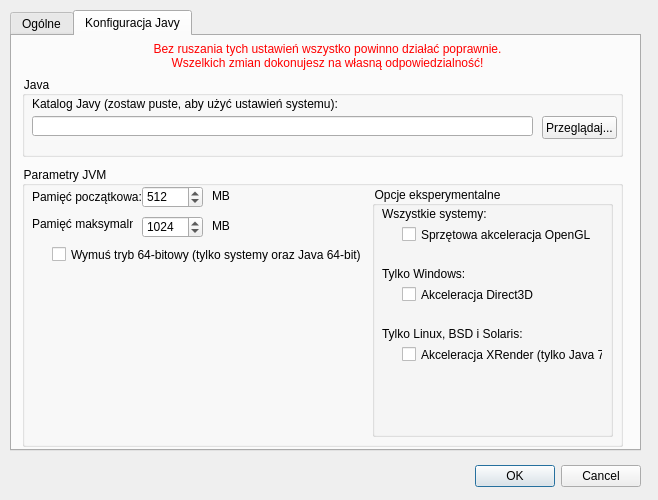
Qt form MineCraftManager/configdialog.ui (adamros/MineCraftManager) before a commit.
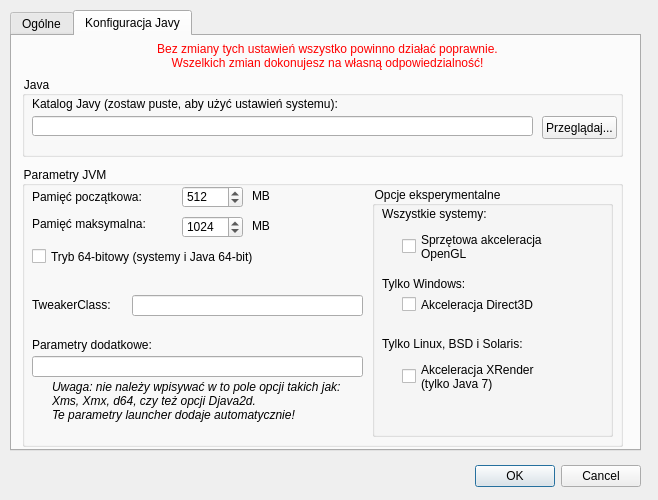
The same form after that commit. The open tabs and pages were chosen to show the change.

```diff
--- a/MineCraftManager/configdialog.ui
+++ b/MineCraftManager/configdialog.ui
@@ -292,7 +292,7 @@
       </rect>
      </property>
      <property name="text">
-      <string>&lt;html&gt;&lt;head/&gt;&lt;body&gt;&lt;p align=&quot;center&quot;&gt;&lt;span style=&quot; font-size:9pt; color:#ff0000;&quot;&gt;Bez ruszania tych ustawień wszystko powinno działać poprawnie.&lt;br/&gt;Wszelkich zmian dokonujesz na własną odpowiedzialność!&lt;/span&gt;&lt;/p&gt;&lt;/body&gt;&lt;/html&gt;</string>
+      <string>&lt;html&gt;&lt;head/&gt;&lt;body&gt;&lt;p align=&quot;center&quot;&gt;&lt;span style=&quot; font-size:9pt; color:#ff0000;&quot;&gt;Bez zmiany tych ustawień wszystko powinno działać poprawnie.&lt;br/&gt;Wszelkich zmian dokonujesz na własną odpowiedzialność!&lt;/span&gt;&lt;/p&gt;&lt;/body&gt;&lt;/html&gt;</string>
      </property>
     </widget>
     <widget class="QGroupBox" name="groupBox_2">
@@ -325,11 +325,12 @@
          <x>30</x>
          <y>40</y>
          <width>201</width>
-         <height>17</height>
+         <height>41</height>
         </rect>
        </property>
        <property name="text">
-        <string>Sprzętowa akceleracja OpenGL</string>
+        <string>Sprzętowa akceleracja
+OpenGL</string>
        </property>
       </widget>
       <widget class="QLabel" name="label_3">
@@ -349,7 +350,7 @@
        <property name="geometry">
         <rect>
          <x>10</x>
-         <y>80</y>
+         <y>90</y>
          <width>201</width>
          <height>16</height>
         </rect>
@@ -362,7 +363,7 @@
        <property name="geometry">
         <rect>
          <x>30</x>
-         <y>100</y>
+         <y>110</y>
          <width>201</width>
          <height>17</height>
         </rect>
@@ -375,7 +376,7 @@
        <property name="geometry">
         <rect>
          <x>10</x>
-         <y>140</y>
+         <y>150</y>
          <width>201</width>
          <height>16</height>
         </rect>
@@ -388,13 +389,14 @@
        <property name="geometry">
         <rect>
          <x>30</x>
-         <y>160</y>
+         <y>170</y>
          <width>201</width>
-         <height>17</height>
+         <height>41</height>
         </rect>
        </property>
        <property name="text">
-        <string>Akceleracja XRender (tylko Java 7)</string>
+        <string>Akceleracja XRender
+(tylko Java 7)</string>
        </property>
       </widget>
      </widget>
@@ -403,7 +405,7 @@
        <rect>
         <x>10</x>
         <y>20</y>
-        <width>111</width>
+        <width>141</width>
         <height>21</height>
        </rect>
       </property>
@@ -414,7 +416,7 @@
      <widget class="QSpinBox" name="minHeap">
       <property name="geometry">
        <rect>
-        <x>120</x>
+        <x>160</x>
         <y>20</y>
         <width>61</width>
         <height>22</height>
@@ -433,7 +435,7 @@
      <widget class="QLabel" name="label_7">
       <property name="geometry">
        <rect>
-        <x>190</x>
+        <x>230</x>
         <y>20</y>
         <width>46</width>
         <height>20</height>
@@ -448,7 +450,7 @@
        <rect>
         <x>10</x>
         <y>50</y>
-        <width>101</width>
+        <width>151</width>
         <height>16</height>
        </rect>
       </property>
@@ -459,7 +461,7 @@
      <widget class="QSpinBox" name="maxHeap">
       <property name="geometry">
        <rect>
-        <x>120</x>
+        <x>160</x>
         <y>50</y>
         <width>61</width>
         <height>22</height>
@@ -478,7 +480,7 @@
      <widget class="QLabel" name="label_9">
       <property name="geometry">
        <rect>
-        <x>190</x>
+        <x>230</x>
         <y>50</y>
         <width>46</width>
         <height>20</height>
@@ -491,14 +493,73 @@
      <widget class="QCheckBox" name="force64bit">
       <property name="geometry">
        <rect>
-        <x>30</x>
+        <x>10</x>
         <y>80</y>
-        <width>311</width>
+        <width>321</width>
+        <height>21</height>
+       </rect>
+      </property>
+      <property name="text">
+       <string>Tryb 64-bitowy (systemy i Java 64-bit)</string>
+      </property>
+     </widget>
+     <widget class="QLabel" name="label_13">
+      <property name="geometry">
+       <rect>
+        <x>10</x>
+        <y>130</y>
+        <width>101</width>
         <height>17</height>
        </rect>
       </property>
       <property name="text">
-       <string>Wymuś tryb 64-bitowy (tylko systemy oraz Java 64-bit)</string>
+       <string>TweakerClass: </string>
+      </property>
+     </widget>
+     <widget class="QLineEdit" name="tweakerClass">
+      <property name="geometry">
+       <rect>
+        <x>110</x>
+        <y>129</y>
+        <width>231</width>
+        <height>21</height>
+       </rect>
+      </property>
+     </widget>
+     <widget class="QLabel" name="label_14">
+      <property name="geometry">
+       <rect>
+        <x>10</x>
+        <y>170</y>
+        <width>161</width>
+        <height>17</height>
+       </rect>
+      </property>
+      <property name="text">
+       <string>Parametry dodatkowe:</string>
+      </property>
+     </widget>
+     <widget class="QLineEdit" name="additionalParamsInput">
+      <property name="geometry">
+       <rect>
+        <x>10</x>
+        <y>190</y>
+        <width>331</width>
+        <height>21</height>
+       </rect>
+      </property>
+     </widget>
+     <widget class="QLabel" name="label_15">
+      <property name="geometry">
+       <rect>
+        <x>30</x>
+        <y>210</y>
+        <width>301</width>
+        <height>51</height>
+       </rect>
+      </property>
+      <property name="text">
+       <string>&lt;html&gt;&lt;head/&gt;&lt;body&gt;&lt;p&gt;&lt;span style=&quot; font-size:9pt; font-style:italic;&quot;&gt;Uwaga: nie należy wpisywać w to pole opcji takich jak:&lt;br/&gt;Xms, Xmx, d64, czy też opcji Djava2d.&lt;br/&gt;Te parametry launcher dodaje automatycznie!&lt;/span&gt;&lt;/p&gt;&lt;/body&gt;&lt;/html&gt;</string>
       </property>
      </widget>
     </widget>
```
Left out of the diff: 30 changed lines with no effect on the pictures.
